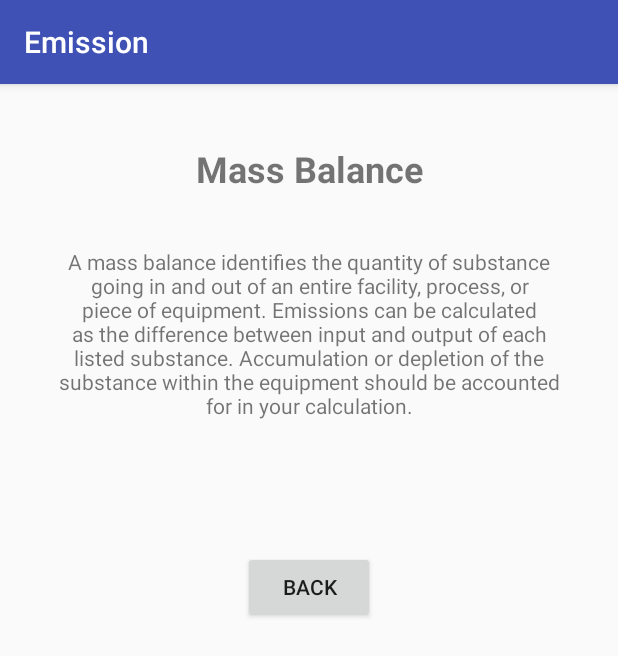
After one commit to ianhuang92/emission, an Android app: the fragment CoffeeInfoMBFragment shown on its own in the app's theme, on a phone screen of 412 x 824 dp. The commit adds this screen. Shown: the top 656 px of the screen. Run offline under Robolectric (Android 15) with nearby library versions, the phone set to English and light mode, and no system bars; 1 statement that could not run was skipped.

Commit message:
InfoPage of MassBalance and DirectMeasurement
Info Page of Mass Balance
Info Page of Direct Measurement
Validation of daily running hour (must not be greater than 24)

```diff
--- /dev/null
+++ b/app/src/main/java/monash/emission/CoffeeRoastingFuncV2/CoffeeInfoMBFragment.java
@@ -0,0 +1,35 @@
+package monash.emission.CoffeeRoastingFuncV2;
+
+import android.app.Fragment;
+import android.os.Bundle;
+import android.view.LayoutInflater;
+import android.view.View;
+import android.view.ViewGroup;
+import android.widget.Button;
+
+import monash.emission.R;
+
+/**
+ * Created by Ranger on 2017/8/29.
+ */
+
+public class CoffeeInfoMBFragment extends Fragment {
+
+    private View vDisplayUnit;
+    private CoffeeRoastActivity c;
+    private Button butBack;
+    public View onCreateView(LayoutInflater inflater, ViewGroup container, Bundle savedInstanceState) {
+//inflate converts an XML layout file into corresponding ViewGroups and views
+        vDisplayUnit = inflater.inflate(R.layout.fragment_coffee_info_mass, container, false);
+        c = (CoffeeRoastActivity) getActivity();
+        butBack = (Button)vDisplayUnit.findViewById(R.id.but_back_fragment_coffee_info_mass) ;
+        butBack.setOnClickListener(new View.OnClickListener() {
+            @Override
+            public void onClick(View v) {
+                c.fragmentManager.beginTransaction().replace(R.id.content_frame, new CoffeeSelectionFragment()).commit();
+            }
+        });
+
+        return vDisplayUnit;
+    }
+}
--- a/app/src/main/java/monash/emission/CoffeeRoastingFuncV2/CoffeeSelectionFragment.java
+++ b/app/src/main/java/monash/emission/CoffeeRoastingFuncV2/CoffeeSelectionFragment.java
@@ -66,7 +66,10 @@ private View vDisplayUnit;
         //navigate to your following fragments
         //modify following statement if needed
         //TODO
-            c.fragmentManager.beginTransaction().replace(R.id.content_frame, new CoffeeDurationFragment()).commit();
+        if(checkedID == 3)
+            c.fragmentManager.beginTransaction().replace(R.id.content_frame, new CoffeeInfoMBFragment()).commit();
+        else
+            c.fragmentManager.beginTransaction().replace(R.id.content_frame, new CoffeeInfoDMFragment()).commit();
             }
 
         });
--- /dev/null
+++ b/app/src/main/res/layout/fragment_coffee_info_mass.xml
@@ -0,0 +1,50 @@
+<?xml version="1.0" encoding="utf-8"?>
+<LinearLayout xmlns:android="http://schemas.android.com/apk/res/android"
+    android:layout_width="match_parent" android:layout_height="match_parent"
+    android:orientation="vertical">
+
+    <RelativeLayout
+        android:layout_width="match_parent"
+        android:layout_height="wrap_content">
+    <TextView
+        android:id="@+id/textView7"
+        android:layout_width="wrap_content"
+        android:layout_height="wrap_content"
+        android:layout_below="@+id/textView8"
+        android:layout_centerHorizontal="true"
+        android:layout_marginLeft="38dp"
+        android:layout_marginRight="38dp"
+        android:layout_marginTop="36dp"
+        android:text="A mass balance identifies the quantity of substance going in and out of an entire facility,
+process, or piece of equipment. Emissions can be calculated as the difference between
+input and output of each listed substance. Accumulation or depletion of the substance
+within the equipment should be accounted for in your calculation."
+        android:textAlignment="center" />
+
+    <TextView
+        android:id="@+id/textView8"
+        android:layout_width="wrap_content"
+        android:layout_height="wrap_content"
+        android:layout_alignEnd="@+id/textView7"
+        android:layout_alignParentTop="true"
+        android:layout_alignStart="@+id/textView7"
+        android:layout_marginTop="40dp"
+
+        android:text="Mass Balance"
+        android:textAlignment="center"
+        android:textSize="24sp"
+        android:textStyle="bold" />
+</RelativeLayout>
+    <RelativeLayout
+        android:layout_width="match_parent"
+        android:layout_height="wrap_content">
+    <Button
+        android:id="@+id/but_back_fragment_coffee_info_mass"
+        android:layout_width="wrap_content"
+        android:layout_height="wrap_content"
+
+        android:layout_centerHorizontal="true"
+        android:layout_marginTop="87dp"
+        android:text="Back" />
+        </RelativeLayout>
+</LinearLayout>
```
Also changed, not shown: app/src/main/java/monash/emission/CoffeeRoastingFuncV2/CoffeeDurationFragment.java (+7 -0 lines), app/src/main/java/monash/emission/CoffeeRoastingFuncV2/CoffeeInfoDMFragment.java (added, +36 -0 lines), app/src/main/res/layout/fragment_coffee_info_dm.xml (added, +52 -0 lines).
